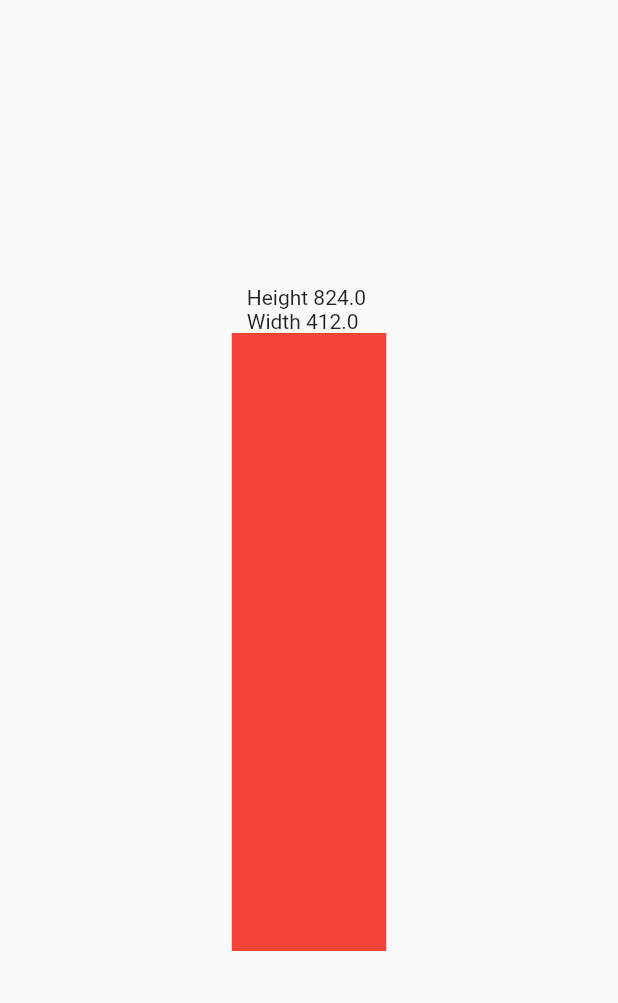
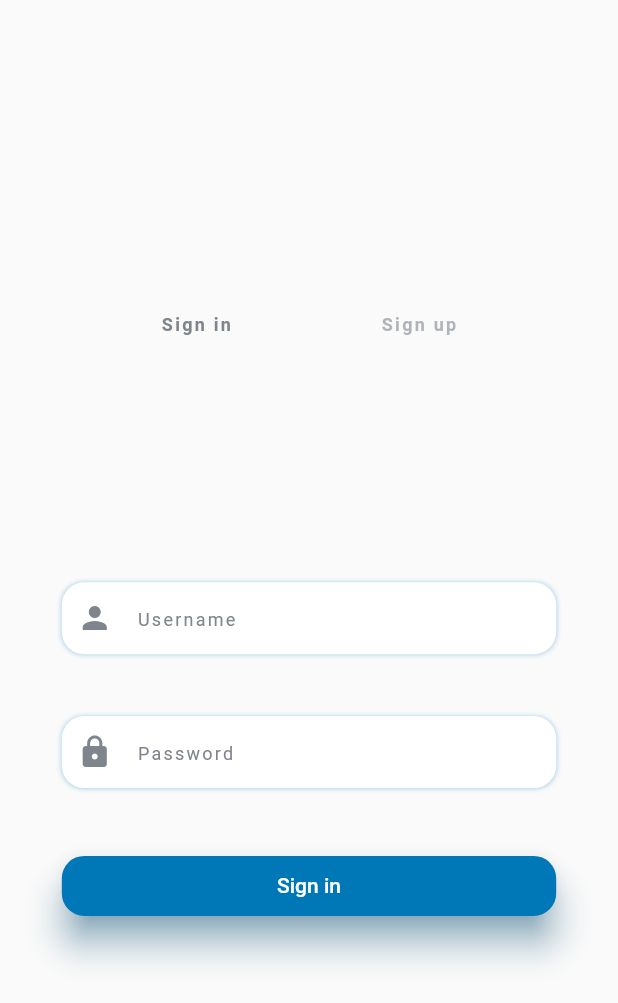
Before and after one commit to Abidstic/we_care, a Flutter app: the screen it shows after launch, on a phone screen of 412 x 824 dp. Shown: the top 1003 px of the screen. Run offline on Flutter 3.47's test engine with Material 2 defaults, Android fonts, the phone set to English and light mode, and no system bars; our stand-ins replace google_fonts.

Commit message:
sign in ui done with animation
google font roboto used

```diff
--- a/lib/const.dart
+++ b/lib/const.dart
@@ -1,2 +1,6 @@
+import 'package:flutter/material.dart';
+
 late double screenH;
 late double screenW;
+const textColor = Color(0xff7F858C);
+const textColor2 = Color(0xff7F858C);
--- a/lib/main.dart
+++ b/lib/main.dart
@@ -1,6 +1,7 @@
 import 'package:flutter/material.dart';
 import 'package:we_care/const.dart';
 import 'package:we_care/screens/homepage/home_page.dart';
+import 'package:we_care/screens/login/sign_in_up.dart';
 
 void main() {
   runApp(const MyApp());
@@ -13,7 +14,18 @@ class MyApp extends StatelessWidget {
   Widget build(BuildContext context) {
     return MaterialApp(
       theme: ThemeData(
-        primarySwatch: Colors.blue,
+        primaryColor: const Color(0xff0077B6),
+        elevatedButtonTheme: ElevatedButtonThemeData(
+          style: ElevatedButton.styleFrom(
+            shadowColor: const Color(0xff0077B6).withOpacity(.9),
+            elevation: 10,
+            primary: const Color(0xff0077B6),
+            padding: const EdgeInsets.all(0),
+            shape: RoundedRectangleBorder(
+              borderRadius: BorderRadius.circular(15),
+            ),
+          ),
+        ),
       ),
       home: const BufferWidget(),
     );
@@ -27,6 +39,6 @@ class BufferWidget extends StatelessWidget {
   Widget build(BuildContext context) {
     screenH = MediaQuery.of(context).size.height;
     screenW = MediaQuery.of(context).size.width;
-    return const HomePage();
+    return const SignInUp();
   }
 }
--- /dev/null
+++ b/lib/screens/login/sign_in_up.dart
@@ -0,0 +1,198 @@
+import 'package:flutter/material.dart';
+import 'package:google_fonts/google_fonts.dart';
+import 'package:we_care/const.dart';
+
+class SignInUp extends StatefulWidget {
+  const SignInUp({Key? key}) : super(key: key);
+
+  @override
+  State<SignInUp> createState() => _SignInUpState();
+}
+
+class _SignInUpState extends State<SignInUp> {
+  var _formKey = GlobalKey<FormState>();
+  var textEditingControllerUsername = TextEditingController();
+  var textEditingControllerPassword = TextEditingController();
+  int selected = 0;
+
+  @override
+  Widget build(BuildContext context) {
+    return Scaffold(
+      body: Padding(
+        padding: EdgeInsets.all(8.0),
+        child: Center(
+          child: Column(
+            mainAxisAlignment: MainAxisAlignment.center,
+            crossAxisAlignment: CrossAxisAlignment.center,
+            children: [
+              Row(
+                mainAxisAlignment: MainAxisAlignment.spaceEvenly,
+                children: [
+                  Text(
+                    'Sign in',
+                    style: GoogleFonts.roboto(
+                        fontSize: 12.0,
+                        fontWeight: FontWeight.bold,
+                        letterSpacing: 1.5,
+                        color: textColor.withOpacity(1.0)),
+                  ),
+                  Text(
+                    'Sign up',
+                    style: GoogleFonts.roboto(
+                        fontSize: 12.0,
+                        letterSpacing: 1.5,
+                        fontWeight: FontWeight.bold,
+                        color: textColor.withOpacity(0.6)),
+                  ),
+                ],
+              ),
+              SingleChildScrollView(
+                reverse: true,
+                child: Form(
+                  key: _formKey,
+                  child: Column(
+                    mainAxisAlignment: MainAxisAlignment.center,
+                    crossAxisAlignment: CrossAxisAlignment.center,
+                    children: [
+                      SizedBox(
+                        height: screenH * .2,
+                      ),
+                      AnimatedContainer(
+                        duration: const Duration(milliseconds: 400),
+                        curve: Curves.easeInOut,
+                        width: screenW * 0.8,
+                        // height: 40,
+                        decoration: BoxDecoration(
+                          borderRadius: const BorderRadius.all(
+                            Radius.circular(15),
+                          ),
+                          boxShadow: [
+                            BoxShadow(
+                                // color: Color.fromRGBO(0, 119, 182, 0.6),
+                                color: const Color(0xff0077B6).withOpacity(.3),
+                                offset:
+                                    selected == 1 ? Offset(3, 3) : Offset(0, 0),
+                                blurRadius: selected == 1 ? 6 : 2),
+                          ],
+                          color: Colors.white,
+                        ),
+                        child: Padding(
+                          padding: const EdgeInsets.symmetric(horizontal: 10.0),
+                          child: TextFormField(
+                            onTap: () {
+                              setState(() {
+                                selected = 1;
+                              });
+                            },
+                            controller: textEditingControllerUsername,
+                            decoration: InputDecoration(
+                              border: InputBorder.none,
+                              icon: const Icon(
+                                Icons.person,
+                                color: textColor,
+                              ),
+                              hintText: 'Username',
+                              hintStyle: GoogleFonts.roboto(
+                                fontSize: 12.0,
+                                letterSpacing: 1.5,
+                                color: textColor,
+                              ),
+                            ),
+                            validator: (value) {
+                              if (value == null || value.isEmpty) {
+                                return 'Please enter user name';
+                              }
+                              return null;
+                            },
+                          ),
+                        ),
+                      ),
+                      SizedBox(
+                        height: screenH * .05,
+                      ),
+                      AnimatedContainer(
+                          duration: const Duration(milliseconds: 500),
+                          width: screenW * 0.8,
+                          // height: 40,
+                          decoration: BoxDecoration(
+                              borderRadius: const BorderRadius.all(
+                                Radius.circular(15),
+                              ),
+                              boxShadow: [
+                                BoxShadow(
+                                    // color: Color.fromRGBO(0, 119, 182, 0.4),
+                                    // color: const Color(0xff003757),
+                                    color:
+                                        const Color(0xff0077B6).withOpacity(.3),
+                                    offset: selected == 2
+                                        ? Offset(3, 3)
+                                        : Offset(0, 0),
+                                    blurRadius: selected == 2 ? 9 : 2)
+                              ],
+                              color: Colors.white),
+                          child: Padding(
+                            padding: const EdgeInsets.fromLTRB(10.0, 0, 10, 0),
+                            child: Center(
+                              child: TextFormField(
+                                onTap: () {
+                                  setState(() {
+                                    selected = 2;
+                                  });
+                                },
+                                controller: textEditingControllerPassword,
+                                obscureText: true,
+                                decoration: InputDecoration(
+                                  icon: const Icon(
+                                    Icons.lock,
+                                    color: textColor,
+                                  ),
+                                  border: InputBorder.none,
+                                  hintText: 'Password',
+                                  hintStyle: GoogleFonts.roboto(
+                                      fontSize: 12.0,
+                                      letterSpacing: 1.5,
+                                      // height: 1.5,
+                                      color: textColor.withOpacity(1.0)),
+                                ),
+                                validator: (value) {
+                                  if (value == null || value.isEmpty) {
+                                    return 'Please enter your password';
+                                  }
+                                  if (value.length < 6) {
+                                    return 'Password must be 6 character';
+                                  }
+                                  return null;
+                                },
+                              ),
+                            ),
+                          )),
+                      SizedBox(
+                        height: screenH * .05,
+                      ),
+                      ElevatedButton(
+                        onPressed: () {
+                          setState(() {
+                            selected = 0;
+                          });
+                          if (_formKey.currentState!.validate()) {
+                            print('valid');
+                          } else {
+                            print('invalid');
+                          }
+                        },
+                        child: SizedBox(
+                            height: 40,
+                            width: screenW * 0.8,
+                            child: Center(child: Text('Sign in'))),
+                      ),
+                    ],
+                  ),
+                ),
+              ),
+            ],
+          ),
+        ),
+      ),
+    );
+  }
+}
--- a/pubspec.yaml
+++ b/pubspec.yaml
@@ -34,6 +34,7 @@ dependencies:
   # The following adds the Cupertino Icons font to your application.
   # Use with the CupertinoIcons class for iOS style icons.
   cupertino_icons: ^1.0.2
+  google_fonts: ^2.1.0
 
 dev_dependencies:
   flutter_test:
```
Also changed, not shown: pubspec.lock.
